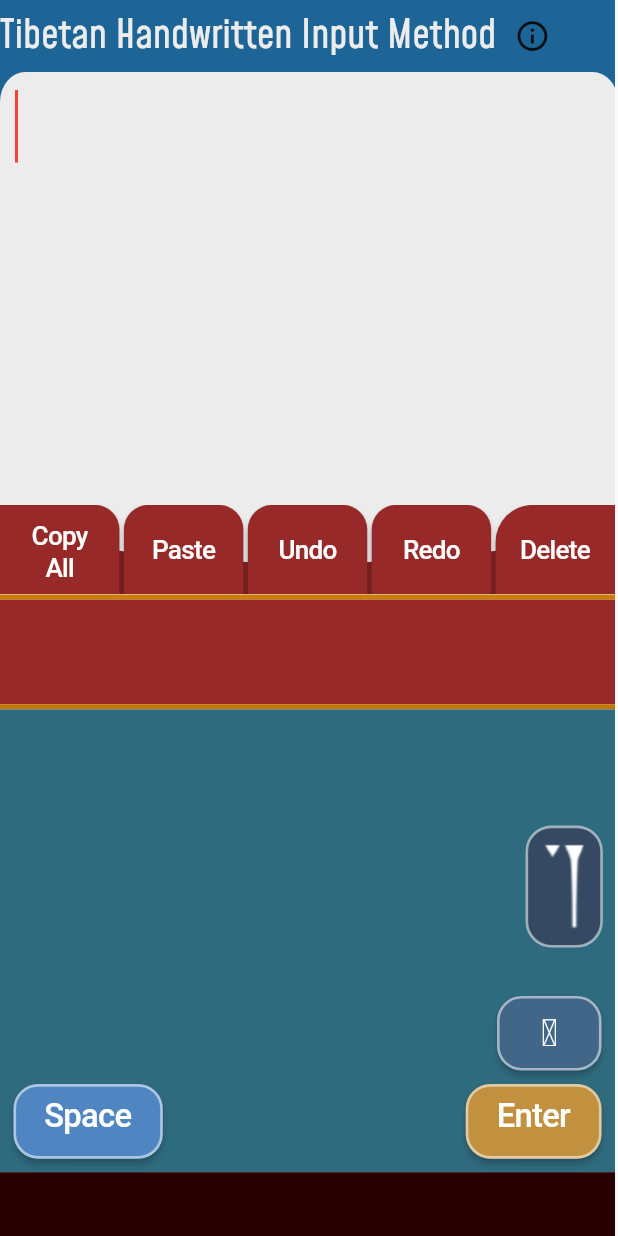
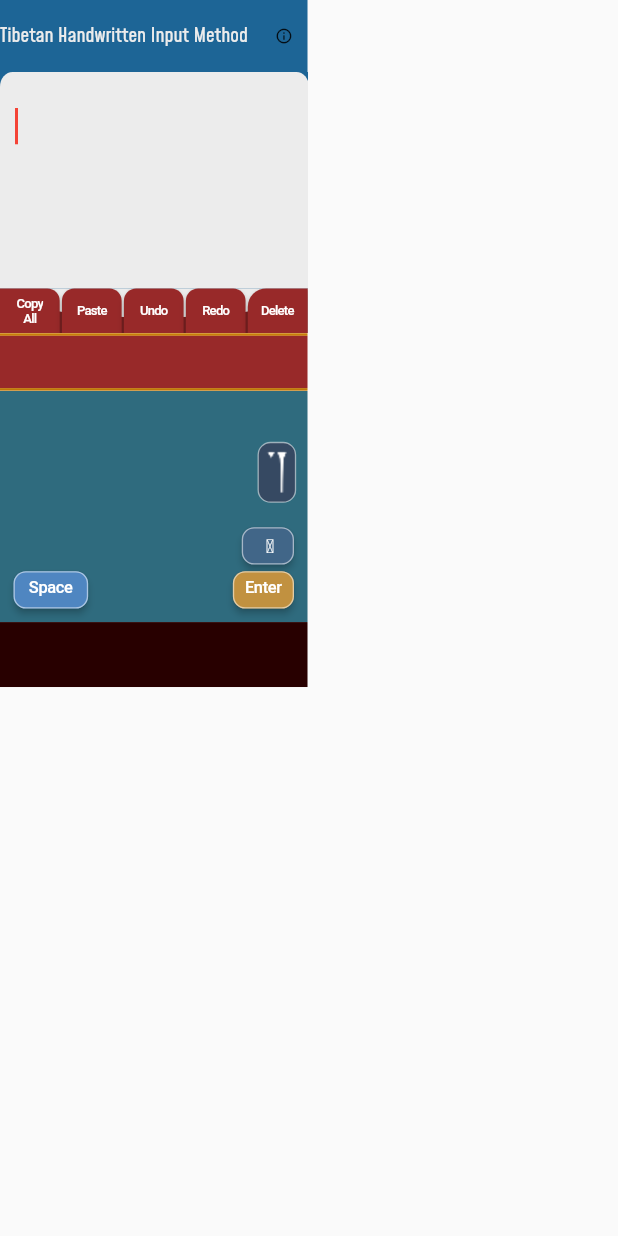
Before and after one commit to R-S-W/Write-Tibetan, a Flutter app: the screen it shows after launch, on a phone screen of 412 x 824 dp. Run offline on Flutter 3.47's test engine with Material 2 defaults, Android fonts, the phone set to English and light mode, and no system bars; missing offline and left inert: clipboard; Roboto replaces fonts that are missing (ShipporiAntiqueB1).

Commit message:
Fix TsegShe button slider for scaling
THe problem was accidentally scaling some lengths in the TsegSheSliderTrack custom file twice: Some lengths like kButtonWidth were not scaled previously in its parent widget, where as others were already changed.  The TsegSheSliderTrack calls on the parent dimensions, which were already previously scaled in the code for TsegShe.  Another was the center offset in custom_slider_thumb_rect that already was scaled.  By omitting them from being rescaled twicefold, the bug disappears.

```diff
--- a/lib/app_body_files/bottom_right_buttons.dart
+++ b/lib/app_body_files/bottom_right_buttons.dart
@@ -65,7 +65,7 @@ class _TsegSheState extends State<TsegShe> {
               image: _image,
               scaleFactor: widget.scaleFactor
             ),
-            trackShape: TsegSheSliderTrack() ,
+            trackShape: TsegSheSliderTrack(scaleFactor: widget.scaleFactor) ,
             thumbColor: kTsegSheButtonColor,
             inactiveTrackColor: Color(0x00),
             activeTrackColor: Color(0x00),
--- a/lib/styling_files/constants.dart
+++ b/lib/styling_files/constants.dart
@@ -6,7 +6,7 @@ import 'package:flutter/material.dart';
 //These are measurements on a screen of width 414 logical pixels.
 
 //Used to scale the app for different screen resolutions.
-const double kDevScreenWidth = 414.0*  1/ 1;
+const double kDevScreenWidth = 414.0*  1/ .5;
 
 //Basic Colors______________________________________________________
 const Color kTRed = Color(0xff982929);
--- a/lib/styling_files/custom_slider_thumb_rect.dart
+++ b/lib/styling_files/custom_slider_thumb_rect.dart
@@ -46,23 +46,12 @@ class CustomSliderThumbRect extends SliderComponentShape {
       }) {
     final Canvas canvas = context.canvas;
 
+    print('center orig ::: $center');
+
     //image is already scaled by scalefactor in TsegShe
-    // double imageWidth = image.width.toDouble();
-    // double imageHeight = image.height.toDouble();
-    // center*=this.scaleFactor;
-    // center = Offset(center.dy, center.dx);
+    Offset imageDims = Offset(image.width.toDouble(), image.height.toDouble());
 
-    Offset imageDims = Offset(image.width.toDouble(), image.height.toDouble());
     Offset imageOffset = center - imageDims/2;
-    //     Offset(
-    //   center.dx - (imageWidth / 2),
-    //   center.dy - (imageHeight / 2)
-    // ) * this.scaleFactor;
-
-    // imageWidth*=this.scaleFactor;
-    // imageHeight*= this.scaleFactor;
-
-
 
     final rRect = RRect.fromRectAndRadius(
       Rect.fromCenter(
@@ -84,53 +73,11 @@ class CustomSliderThumbRect extends SliderComponentShape {
       ..color = kBottomRightButtonsBorderColor
       ..strokeWidth = kBottomRightButtonsBorderWidth*this.scaleFactor
       ..style = PaintingStyle.stroke;
-    //
-    // TextSpan span = new TextSpan(
-    //   style: new TextStyle(
-    //       fontSize: thumbHeight * .3,
-    //       fontWeight: FontWeight.w700,
-    //       color: sliderTheme.thumbColor,
-    //       height: 1),
-    //   text: '${getValue(value)}');
-    // TextPainter tp = new TextPainter(
-    //     text: span,
-    //     textAlign: TextAlign.left,
-    //     textDirection: TextDirection.ltr);
-    // tp.layout();
-    // Offset textCenter =
-    //   Offset(center.dx - (tp.width / 2), center.dy - (tp.height / 2));
 
     canvas.drawRRect(rRect, paint);
     canvas.drawRRect(rRect,borderPaint);
-    // tp.paint(canvas, textCenter);
-
-
-
-
-
-    // Draw the text:=----------------------
-    // final textStyle = TextStyle(
-    //   // color: kTsegSheTextColor,
-    //   fontSize:25,
-    // );
-    // final textSpan = TextSpan(
-    //   text: this.text ,
-    //   style: textStyle,
-    // );
-    // final textPainter = TextPainter(
-    //   text: textSpan,
-    //   textDirection: TextDirection.ltr,
-    // );
-    // textPainter.layout(
-    //     minWidth: 0,
-    //     maxWidth: tp.width,// ../////////
-    // );
 
     //Draw the image:_________________________________
     canvas.drawImage(image, imageOffset, paint);
   }
-
-  // String getValue(double value) {
-  //   return (min+(max-min)*value).round().toString();
-  // }
 }
--- a/lib/styling_files/tseg_she_slider_track.dart
+++ b/lib/styling_files/tseg_she_slider_track.dart
@@ -2,19 +2,24 @@ import 'package:flutter/material.dart';
 import 'package:tibetan_handwriting_app_0_1/styling_files/constants.dart';
 
 class TsegSheSliderTrack extends RoundedRectSliderTrackShape {
+  double scaleFactor;
+
+  TsegSheSliderTrack({@required double this.scaleFactor}):super();
+
   Rect getPreferredRect({
+    @required SliderThemeData sliderTheme,
     @required RenderBox parentBox,
     Offset offset = Offset.zero,
-    @required SliderThemeData sliderTheme,
     bool isEnabled = false,
     bool isDiscrete = false,
   }) {
-    double pWidth = parentBox.size.width;
-    final double trackHeight = sliderTheme.trackHeight;
-    final double bwidth =  kTsegSheButtonDim.dx+2*kRoundedButtonRadius;
-    final double trackLeft = offset.dx + (bwidth)/2;
-    final double trackTop = offset.dy + (parentBox.size.height - trackHeight) / 2;
-    final double trackWidth = pWidth - bwidth;
-    return Rect.fromLTWH(trackLeft,trackTop, trackWidth, trackHeight);
+    print("${parentBox.size},  $offset");
+    return Rect.fromLTWH(
+      offset.dx + (kTsegSheButtonDim.dx / 2 + kRoundedButtonRadius) * this.scaleFactor,
+      parentBox.size.height/2 + offset.dy - (sliderTheme.trackHeight / 2) * this.scaleFactor,
+      parentBox.size.width - (kTsegSheButtonDim.dx + 2 * kRoundedButtonRadius) * this.scaleFactor,
+      sliderTheme.trackHeight //*this.scaleFactor
+    );
   }
+
 }
```
